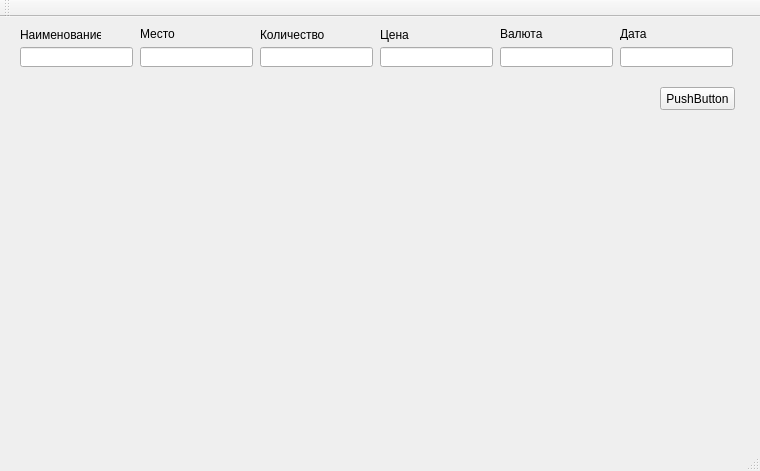
Before: the Qt Designer form mainwindow.ui in eagerber/accounting, drawn with Qt 5.
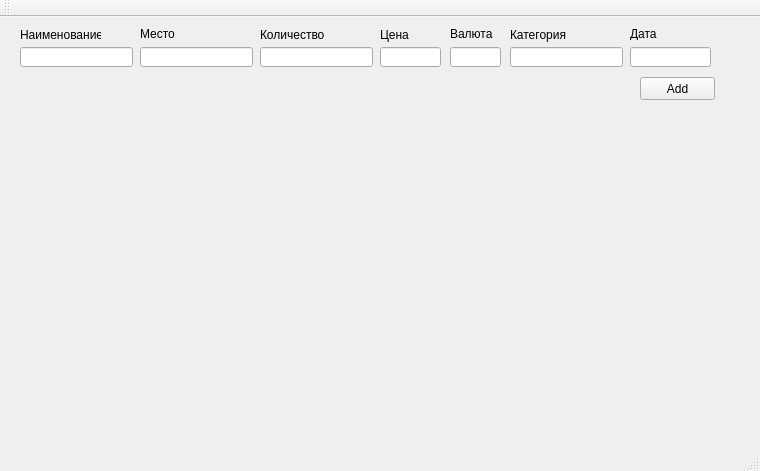
After: the same form once the commit is applied.

Commit message: ACC, [+] Category field in DB

Diff of the .ui file:
```diff
--- a/mainwindow.ui
+++ b/mainwindow.ui
@@ -49,7 +49,7 @@
      <rect>
       <x>380</x>
       <y>30</y>
-      <width>113</width>
+      <width>61</width>
       <height>20</height>
      </rect>
     </property>
@@ -57,9 +57,9 @@
    <widget class="QLineEdit" name="currencyEdit">
     <property name="geometry">
      <rect>
-      <x>500</x>
+      <x>450</x>
       <y>30</y>
-      <width>113</width>
+      <width>51</width>
       <height>20</height>
      </rect>
     </property>
@@ -119,7 +119,7 @@
    <widget class="QLabel" name="label_5">
     <property name="geometry">
      <rect>
-      <x>500</x>
+      <x>450</x>
       <y>10</y>
       <width>47</width>
       <height>13</height>
@@ -132,9 +132,9 @@
    <widget class="QLineEdit" name="dateEdit">
     <property name="geometry">
      <rect>
-      <x>620</x>
+      <x>630</x>
       <y>30</y>
-      <width>113</width>
+      <width>81</width>
       <height>20</height>
      </rect>
     </property>
@@ -142,7 +142,7 @@
    <widget class="QLabel" name="label_6">
     <property name="geometry">
      <rect>
-      <x>620</x>
+      <x>630</x>
       <y>10</y>
       <width>47</width>
       <height>13</height>
@@ -155,14 +155,37 @@
    <widget class="QPushButton" name="pushButton">
     <property name="geometry">
      <rect>
-      <x>660</x>
-      <y>70</y>
+      <x>640</x>
+      <y>60</y>
       <width>75</width>
       <height>23</height>
      </rect>
     </property>
     <property name="text">
-     <string>PushButton</string>
+     <string>Add</string>
+    </property>
+   </widget>
+   <widget class="QLineEdit" name="categoryEdit">
+    <property name="geometry">
+     <rect>
+      <x>510</x>
+      <y>30</y>
+      <width>113</width>
+      <height>20</height>
+     </rect>
+    </property>
+   </widget>
+   <widget class="QLabel" name="label_7">
+    <property name="geometry">
+     <rect>
+      <x>510</x>
+      <y>10</y>
+      <width>61</width>
+      <height>16</height>
+     </rect>
+    </property>
+    <property name="text">
+     <string>Категория</string>
     </property>
    </widget>
   </widget>
```
The commit also changes 3 other files.
